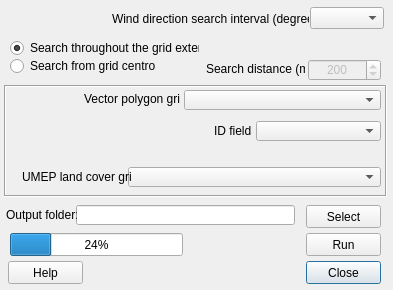
Above: LandCoverFractionGrid/landcoverfraction_grid_dialog_base.ui from UMEP-dev/UMEP before the change. Below: the same form after it.
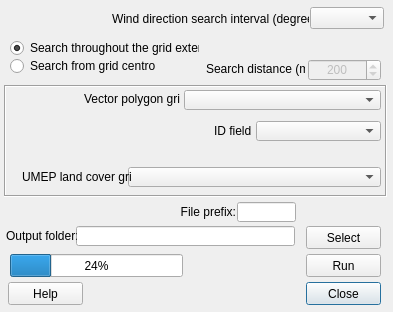
That is the form after the change.

```diff
--- a/LandCoverFractionGrid/landcoverfraction_grid_dialog_base.ui
+++ b/LandCoverFractionGrid/landcoverfraction_grid_dialog_base.ui
@@ -7,7 +7,7 @@
     <x>0</x>
     <y>0</y>
     <width>393</width>
-    <height>290</height>
+    <height>312</height>
    </rect>
   </property>
   <property name="windowTitle">
@@ -131,7 +131,7 @@
    <property name="geometry">
     <rect>
      <x>306</x>
-     <y>261</y>
+     <y>282</y>
      <width>75</width>
      <height>23</height>
     </rect>
@@ -144,7 +144,7 @@
    <property name="geometry">
     <rect>
      <x>76</x>
-     <y>205</y>
+     <y>226</y>
      <width>219</width>
      <height>20</height>
     </rect>
@@ -167,7 +167,7 @@
    <property name="geometry">
     <rect>
      <x>8</x>
-     <y>261</y>
+     <y>282</y>
      <width>75</width>
      <height>23</height>
     </rect>
@@ -193,7 +193,7 @@
    <property name="geometry">
     <rect>
      <x>306</x>
-     <y>233</y>
+     <y>254</y>
      <width>75</width>
      <height>23</height>
     </rect>
@@ -266,7 +266,7 @@
    <property name="geometry">
     <rect>
      <x>10</x>
-     <y>233</y>
+     <y>254</y>
      <width>173</width>
      <height>23</height>
     </rect>
@@ -279,7 +279,7 @@
    <property name="geometry">
     <rect>
      <x>306</x>
-     <y>205</y>
+     <y>226</y>
      <width>75</width>
      <height>23</height>
     </rect>
@@ -292,7 +292,7 @@
    <property name="geometry">
     <rect>
      <x>6</x>
-     <y>207</y>
+     <y>228</y>
      <width>71</width>
      <height>16</height>
     </rect>
@@ -301,6 +301,32 @@
     <string>Output folder:</string>
    </property>
   </widget>
+  <widget class="QLabel" name="label_9">
+   <property name="geometry">
+    <rect>
+     <x>165</x>
+     <y>204</y>
+     <width>71</width>
+     <height>16</height>
+    </rect>
+   </property>
+   <property name="text">
+    <string>File prefix:</string>
+   </property>
+   <property name="alignment">
+    <set>Qt::AlignRight|Qt::AlignTrailing|Qt::AlignVCenter</set>
+   </property>
+  </widget>
+  <widget class="QLineEdit" name="textOutput_prefix">
+   <property name="geometry">
+    <rect>
+     <x>237</x>
+     <y>202</y>
+     <width>59</width>
+     <height>20</height>
+    </rect>
+   </property>
+  </widget>
  </widget>
  <resources/>
  <connections>
```
